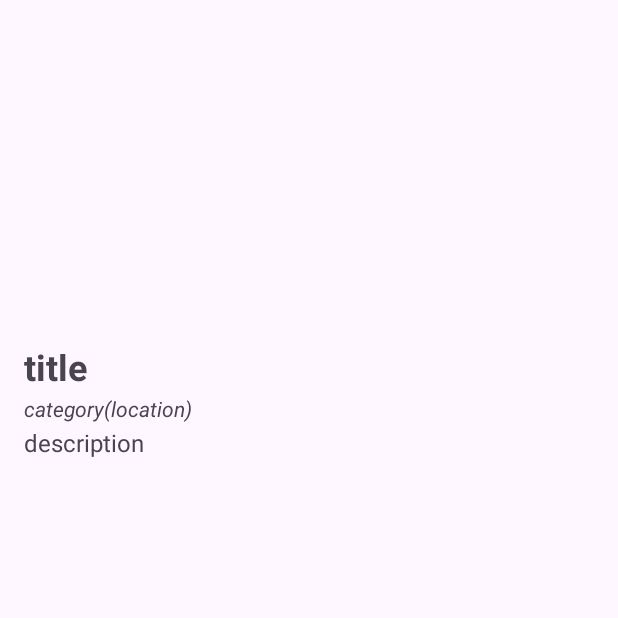
After one commit to ihbelretga/Assessment1, an Android app: the fragment CafeDetails shown on its own in the app's theme, on a phone screen of 412 x 824 dp, the top half of it. The commit adds this screen. Run offline under Robolectric (Android 15) with nearby library versions, the phone set to English and light mode, and no system bars.

Commit message:
added CafeAdapter, Cafe Details fragment and item_cafe

```diff
--- /dev/null
+++ b/app/src/main/java/com/example/assessment1/CafeDetails.kt
@@ -0,0 +1,59 @@
+package com.example.assessment1
+
+import android.os.Bundle
+import androidx.fragment.app.Fragment
+import android.view.LayoutInflater
+import android.view.View
+import android.view.ViewGroup
+
+// TODO: Rename parameter arguments, choose names that match
+// the fragment initialization parameters, e.g. ARG_ITEM_NUMBER
+private const val ARG_PARAM1 = "param1"
+private const val ARG_PARAM2 = "param2"
+
+/**
+ * A simple [Fragment] subclass.
+ * Use the [CafeDetails.newInstance] factory method to
+ * create an instance of this fragment.
+ */
+class CafeDetails : Fragment() {
+    // TODO: Rename and change types of parameters
+    private var param1: String? = null
+    private var param2: String? = null
+
+    override fun onCreate(savedInstanceState: Bundle?) {
+        super.onCreate(savedInstanceState)
+        arguments?.let {
+            param1 = it.getString(ARG_PARAM1)
+            param2 = it.getString(ARG_PARAM2)
+        }
+    }
+
+    override fun onCreateView(
+        inflater: LayoutInflater, container: ViewGroup?,
+        savedInstanceState: Bundle?
+    ): View? {
+        // Inflate the layout for this fragment
+        return inflater.inflate(R.layout.fragment_cafe_details, container, false)
+    }
+
+    companion object {
+        /**
+         * Use this factory method to create a new instance of
+         * this fragment using the provided parameters.
+         *
+         * @param param1 Parameter 1.
+         * @param param2 Parameter 2.
+         * @return A new instance of fragment CafeDetails.
+         */
+        // TODO: Rename and change types and number of parameters
+        @JvmStatic
+        fun newInstance(param1: String, param2: String) =
+            CafeDetails().apply {
+                arguments = Bundle().apply {
+                    putString(ARG_PARAM1, param1)
+                    putString(ARG_PARAM2, param2)
+                }
+            }
+    }
+}
--- /dev/null
+++ b/app/src/main/res/layout/fragment_cafe_details.xml
@@ -0,0 +1,44 @@
+<?xml version="1.0" encoding="utf-8"?>
+<LinearLayout xmlns:android="http://schemas.android.com/apk/res/android"
+    android:layout_width="match_parent"
+    android:layout_height="match_parent"
+    android:padding="16dp">
+
+    <LinearLayout
+        android:orientation="vertical"
+        android:layout_width="match_parent"
+        android:layout_height="wrap_content">
+
+        <ImageView
+            android:id="@+id/detailImage"
+            android:layout_width="match_parent"
+            android:layout_height="200dp"
+            android:scaleType="centerCrop"
+            android:contentDescription="cafe image"/>
+
+        <TextView
+            android:id="@+id/detailTitle"
+            android:text="title"
+            android:textStyle="bold"
+            android:textSize="24sp"
+            android:layout_marginTop="12dp"
+            android:layout_width="wrap_content"
+            android:layout_height="wrap_content"/>
+
+        <TextView
+            android:id="@+id/detailCategory"
+            android:text="category(location)"
+            android:textStyle="italic"
+            android:textSize="14sp"
+            android:layout_marginTop="2dp"
+            android:layout_width="wrap_content"
+            android:layout_height="wrap_content"/>
+        <TextView
+            android:id="@+id/detailDescription"
+            android:text="description"
+            android:textSize="16sp"
+            android:layout_marginTop="2dp"
+            android:layout_width="wrap_content"
+            android:layout_height="wrap_content"/>
+    </LinearLayout>
+</LinearLayout>
--- a/app/src/main/res/values/strings.xml
+++ b/app/src/main/res/values/strings.xml
@@ -1,3 +1,5 @@
 <resources>
     <string name="app_name">Assessment1</string>
+    <!-- TODO: Remove or change this placeholder text -->
+    <string name="hello_blank_fragment">Hello blank fragment</string>
 </resources>
```
Also changed, not shown: app/src/main/java/com/example/assessment1/CafeAdapter.kt (added, +33 -0 lines), app/src/main/java/com/example/assessment1/MainActivity.kt (deleted, +0 -20 lines), app/src/main/res/layout/item_cafe.xml (added, +53 -0 lines).
